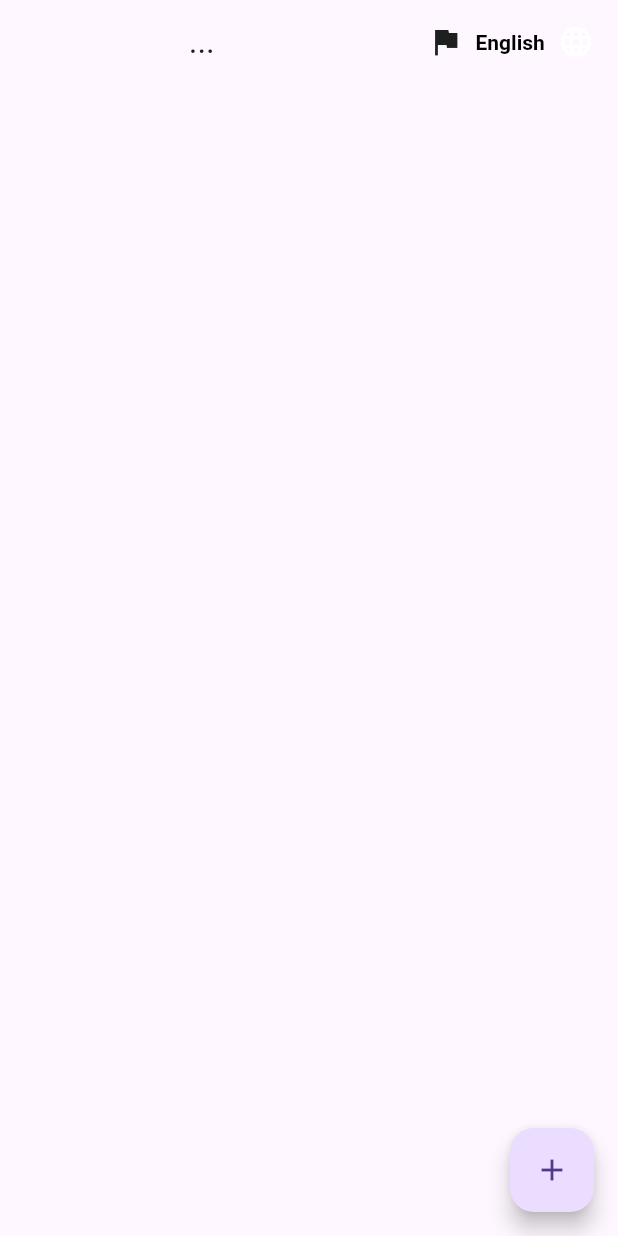
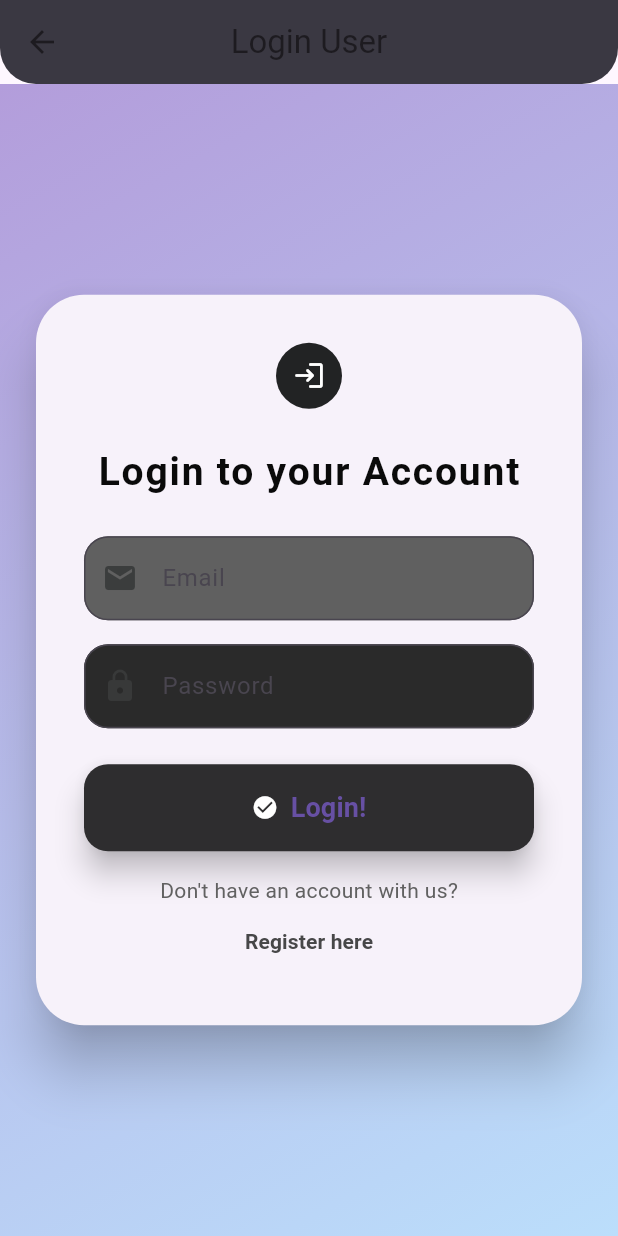
Before and after one commit to speaksStick/may_be_too_basic, a Flutter app: the screen it shows after launch, on a phone screen of 412 x 824 dp. Run offline on Flutter 3.47's test engine with Material 3 defaults, Android fonts, the light colour scheme and no system bars; our stand-ins replace flutter_colorpicker, shimmer; missing offline and left inert: dart:ffi, streak_calendar.

Commit message:
[MVVM]: Initial implementation of different routes for User registeration and login

```diff
--- /dev/null
+++ b/lib/Enums/UserProfession.dart
@@ -0,0 +1,6 @@
+enum Userprofession
+{
+Student,
+Teacher,
+Professional
+}
--- /dev/null
+++ b/lib/Routes/LoginUserView.dart
@@ -0,0 +1,137 @@
+import 'dart:math';
+import 'package:flutter/material.dart';
+import 'package:flutter/widgets.dart';
+
+class LoginUserView extends StatelessWidget {
+  const LoginUserView({super.key});
+
+  @override
+  Widget build(BuildContext context) {
+    TextEditingController emailController = TextEditingController();
+    TextEditingController passwordController = TextEditingController();
+
+    return Scaffold(
+      appBar: AppBar(
+        title: Text("Login User"),
+        centerTitle: true,
+        backgroundColor: const Color.fromARGB(255, 52, 53, 52),
+        elevation: 8,
+        shape: RoundedRectangleBorder(
+          borderRadius: BorderRadius.vertical(bottom: Radius.circular(24)),
+        ),
+      ),
+      body: Container(
+        decoration: BoxDecoration(
+          gradient: LinearGradient(
+            colors: [Colors.deepPurple.shade200, Colors.blue.shade100],
+            begin: Alignment.topLeft,
+            end: Alignment.bottomRight,
+          ),
+        ),
+        child: Center(
+          child: SingleChildScrollView(
+            child: Card(
+              elevation: 16,
+              shape: RoundedRectangleBorder(
+                borderRadius: BorderRadius.circular(32),
+              ),
+              margin: EdgeInsets.symmetric(horizontal: 24, vertical: 32),
+              child: Padding(
+                padding: const EdgeInsets.all(32.0),
+                child: Column(
+                  mainAxisSize: MainAxisSize.min,
+                  children: [
+                    CircleAvatar(
+                      radius: 22,
+                      backgroundColor: const Color.fromARGB(255, 34, 35, 36),
+                      child: Icon(Icons.login_rounded, size: 22, color: Colors.white),
+                    ),
+                    SizedBox(height: 24),
+                    Text(
+                      "Login to your Account",
+                      style: TextStyle(
+                        fontSize: 26,
+                        fontWeight: FontWeight.bold,
+                        color: const Color.fromARGB(255, 10, 10, 10),
+                        letterSpacing: 1.2,
+                      ),
+                    ),
+                    SizedBox(height: 24),
+                    TextField(
+                      decoration: InputDecoration(
+                        prefixIcon: Icon(Icons.email, color: const Color.fromARGB(255, 59, 61, 61)),
+                        border: OutlineInputBorder(borderRadius: BorderRadius.circular(16)),
+                        labelText: 'Email',
+                        hintText: 'Enter your email',
+                        filled: true,
+                        fillColor: const Color.fromARGB(255, 96, 96, 96),
+                      ),
+                      controller: emailController,
+                      keyboardType: TextInputType.emailAddress,
+                    ),
+                    SizedBox(height: 16),
+                    TextField(
+                      decoration: InputDecoration(
+                        prefixIcon: Icon(Icons.lock, color: const Color.fromARGB(255, 56, 57, 57)),
+                        border: OutlineInputBorder(borderRadius: BorderRadius.circular(16)),
+                        labelText: 'Password',
+                        hintText: 'Enter your password',
+                        filled: true,
+                        fillColor: const Color.fromARGB(255, 42, 42, 42),
+                      ),
+                      controller: passwordController,
+                      obscureText: true,
+                    ),
+                    SizedBox(height: 24),
+                    SizedBox(
+                      width: double.infinity,
+                      child: ElevatedButton.icon(
+                        icon: Icon(Icons.check_circle, color: Colors.white),
+                        label: Text(
+                          "Login!",
+                          style: TextStyle(fontSize: 18, fontWeight: FontWeight.bold),
+                        ),
+                        style: ElevatedButton.styleFrom(
+                          backgroundColor: const Color.fromARGB(255, 46, 45, 47),
+                          shape: RoundedRectangleBorder(
+                            borderRadius: BorderRadius.circular(16),
+                          ),
+                          padding: EdgeInsets.symmetric(vertical: 16),
+                          elevation: 8,
+                        ),
+                        onPressed: () {
+                          String email = emailController.text;
+                          String password = passwordController.text;
+                          print("Email: $email, Password: $password");
+                          //FirebaseAuth.instance.createUserWithEmailAndPassword(email: email, password: password);
+                          Navigator.pushNamed(context, '/');
+                        },
+                      ),
+                    ),
+                    SizedBox(height: 16),
+                    Text(
+                      "Don't have an account with us?",
+                      style: TextStyle(color: Colors.grey.shade700),
+                    ),
+                    TextButton(
+                      onPressed: () {
+                        Navigator.pushNamed(context, '/registerUserView');
+                      },
+                      child: Text(
+                        "Register here",
+                        style: TextStyle(
+                          color: const Color.fromARGB(255, 71, 71, 72),
+                          fontWeight: FontWeight.bold,
+                        ),
+                      ),
+                    ),
+                  ],
+                ),
+              ),
+            ),
+          ),
+        ),
+      ),
+    );
+  }
+}
--- /dev/null
+++ b/lib/ViewModel/RegisterUserViewModel.dart
@@ -0,0 +1,6 @@
+import 'package:flutter/foundation.dart';
+
+class RegisterUserViewModel extends ChangeNotifier
+{
+
+}
--- a/lib/main.dart
+++ b/lib/main.dart
@@ -1,6 +1,8 @@
 import 'package:flutter_localizations/flutter_localizations.dart';
 import 'package:may_be_too_basic/Enums/HabitAttribute.dart';
 import 'package:may_be_too_basic/Models/HabitsModel.dart';
+import 'package:may_be_too_basic/Routes/LoginUserView.dart';
+import 'package:may_be_too_basic/Routes/RegisterUserView.dart';
 import 'package:provider/provider.dart';
 import 'package:flutter/material.dart';
 import 'package:may_be_too_basic/ViewModel/HabitViewModel.dart';
@@ -23,7 +25,6 @@ class MyApp extends StatelessWidget {
     return MaterialApp(
       title: AppLocalizations.of(context)?.mayBeTooBasic,
       color: Color.fromRGBO(22, 158, 140, 0),
-      home: MyHabitView(),
       supportedLocales: [
         Locale('en'),
         Locale('kn'),
@@ -35,8 +36,16 @@ class MyApp extends StatelessWidget {
         GlobalWidgetsLocalizations.delegate,
         GlobalCupertinoLocalizations.delegate,
       ],
+      //locale decides which language arb files to use
+      //So, changing locale will change the language of the app
       locale: Provider.of<Habitviewmodel>(context, listen: true)
           .GetPreferredLocale,
+      routes: {
+        '/': (context) => MyHabitView(),
+        '/registerUserView': (context) => RegisterUserView(),
+        '/loginUserView': (context) => LoginUserView(),
+      },
+      initialRoute: '/loginUserView',
     );
   }
 }
```
Also changed, not shown: lib/Routes/RegisterUserView.dart (added, +163 -0 lines).
